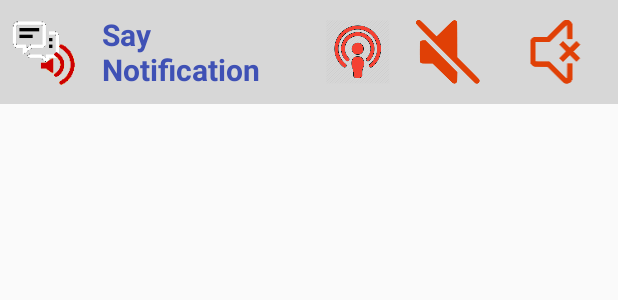
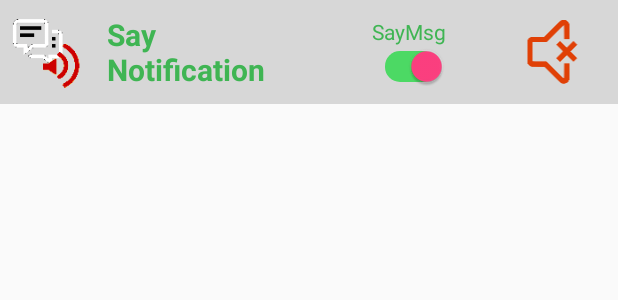
Before and after one commit to riopapa/sayNotiText, an Android app: the layout notification_bar.xml on its own in the app's theme, with its tools: preview values and no code run, on a phone screen of 412 x 824 dp. Shown: the top 300 px of the screen. Run offline under Robolectric (Android 15) with nearby library versions, the phone set to English and light mode, and no system bars.

Commit message:
Redesign switch image toggle to switch property

```diff
--- a/app/build.gradle
+++ b/app/build.gradle
@@ -1,10 +1,10 @@
 apply plugin: 'com.android.application'
 
 android {
-    compileSdkVersion 28
+    compileSdkVersion 29
     defaultConfig {
         applicationId "com.urrecliner.saynotitext"
-        minSdkVersion 27
+        minSdkVersion 28
         targetSdkVersion 27
         versionCode 1
         versionName "1.0"
--- /dev/null
+++ b/app/src/main/res/drawable/switch_off.xml
@@ -0,0 +1,8 @@
+<shape
+    xmlns:android="http://schemas.android.com/apk/res/android"
+    android:shape="rectangle" >
+    <corners android:radius="10dp" />
+    <size android:width="60dp" android:height="20dp" />
+    <solid android:color="#FFEB3B" />
+
+</shape>
--- /dev/null
+++ b/app/src/main/res/drawable/switch_on.xml
@@ -0,0 +1,9 @@
+<shape
+    xmlns:android="http://schemas.android.com/apk/res/android"
+    android:shape="rectangle" >
+
+    <corners android:radius="10dp" />
+    <size android:width="60dp" android:height="20dp" />
+    <solid android:color="#4cd964" />
+
+</shape>
--- /dev/null
+++ b/app/src/main/res/drawable/switch_on_off.xml
@@ -0,0 +1,10 @@
+<?xml version="1.0" encoding="utf-8"?>
+<selector xmlns:android="http://schemas.android.com/apk/res/android">
+    <item
+        android:drawable="@drawable/switch_off"
+        android:state_checked="false"/>
+    <item
+        android:drawable="@drawable/switch_on"
+        android:state_checked="true"/>
+
+</selector>
--- a/app/src/main/res/layout/notification_bar.xml
+++ b/app/src/main/res/layout/notification_bar.xml
@@ -28,23 +28,32 @@
             android:textColor="@color/colorPrimary"
             android:textSize="20sp" />
 
-        <ImageView
-            android:id="@+id/popCast_OnOff"
+        <LinearLayout
             android:layout_width="0dp"
-            android:layout_weight="2"
+            android:layout_weight="3"
             android:layout_height="wrap_content"
-            android:layout_margin="8dp"
             android:layout_gravity="center"
-            android:src="@mipmap/popcast_on" />
-
-        <ImageView
-            android:id="@+id/stock_OnOff"
-            android:layout_width="0dp"
-            android:layout_weight="2"
-            android:layout_height="wrap_content"
-            android:layout_margin="8dp"
-            android:layout_gravity="center"
-            android:src="@mipmap/say_stock_off" />
+            android:layout_marginLeft="16dp"
+            android:layout_marginRight="16dp"
+            android:orientation="vertical" >
+                <TextView
+                    android:layout_width="wrap_content"
+                    android:layout_height="wrap_content"
+                    android:layout_gravity="center"
+                    android:textColor="@color/colorPrimary"
+                    android:textSize="14sp"
+                    android:text="SayMsg"
+                    />
+                <Switch
+                    android:id="@+id/pop_Switch"
+                    android:checked="true"
+                    android:textColor="#ECECEC"
+                    android:layout_width="50dp"
+                    android:layout_height="wrap_content"
+                    android:layout_gravity="center"
+                    android:track="@drawable/switch_on_off"
+                    android:text="" />
+        </LinearLayout>
 
         <ImageView
             android:id="@+id/Stop_Now"
--- a/app/src/main/res/values/colors.xml
+++ b/app/src/main/res/values/colors.xml
@@ -1,6 +1,6 @@
 <?xml version="1.0" encoding="utf-8"?>
 <resources>
-    <color name="colorPrimary">#3F51B5</color>
-    <color name="colorPrimaryDark">#303F9F</color>
+    <color name="colorPrimary">#3FB553</color>
+    <color name="colorPrimaryDark">#05554E</color>
     <color name="colorAccent">#FF4081</color>
 </resources>
--- a/build.gradle
+++ b/build.gradle
@@ -7,7 +7,7 @@ buildscript {
         jcenter()
     }
     dependencies {
-        classpath 'com.android.tools.build:gradle:4.1.0'
+        classpath 'com.android.tools.build:gradle:4.1.1'
 
 
         // NOTE: Do not place your application dependencies here; they belong
```
Also changed, not shown: app/src/main/java/com/urrecliner/saynotitext/MainActivity.java (+3 -14 lines), app/src/main/java/com/urrecliner/saynotitext/NotificationListener.java (+21 -13 lines), app/src/main/java/com/urrecliner/saynotitext/NotificationService.java (+15 -26 lines), app/src/main/java/com/urrecliner/saynotitext/PermissionProvider.java (deleted, +0 -30 lines), app/src/main/java/com/urrecliner/saynotitext/ReadOptionTables.java (+14 -16 lines), app/src/main/java/com/urrecliner/saynotitext/Vars.java (+6 -6 lines), gradle/wrapper/gradle-wrapper.properties.
